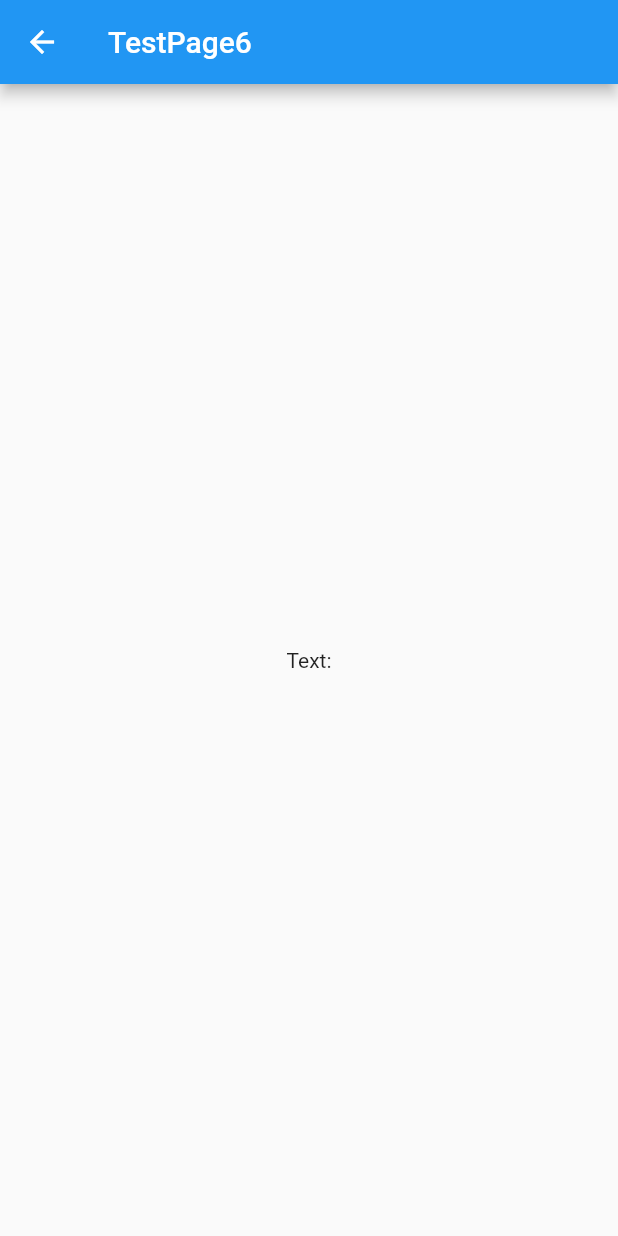
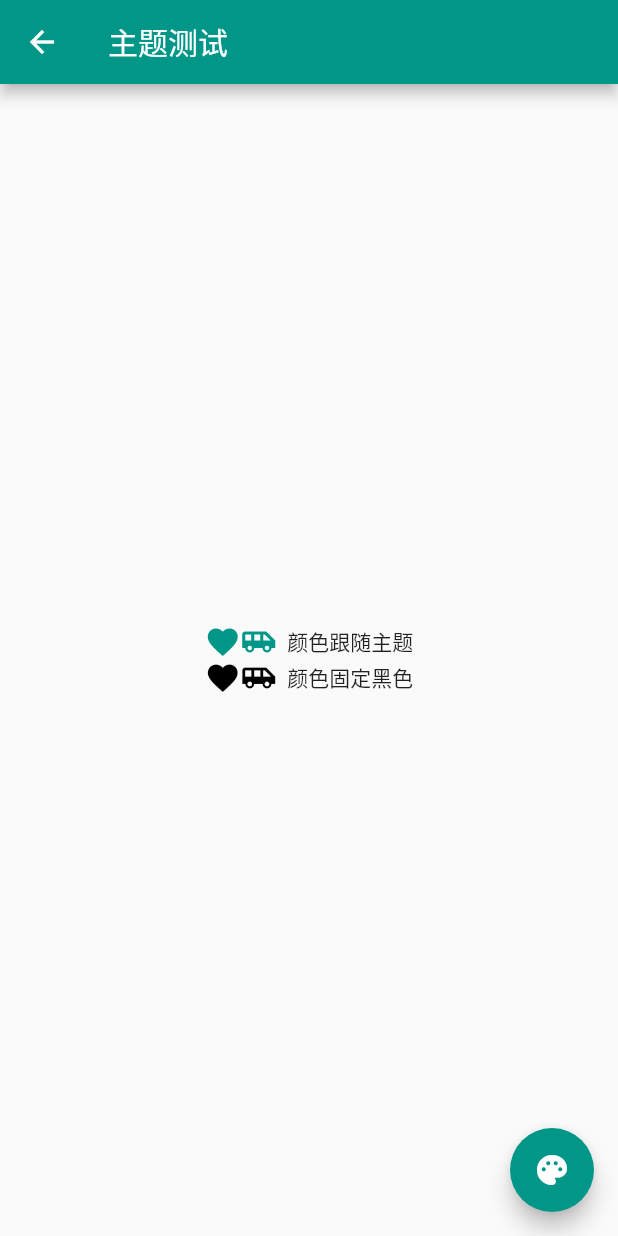
Before and after one commit to qianhk/FlutterDemo, a Flutter app: the TestPage6 screen opened by its route, on a phone screen of 412 x 824 dp. Run offline on Flutter 3.47's test engine with Material 2 defaults, Android fonts, the phone set to English and light mode, and no system bars.

Commit message:
test Theme and ThemeData

```diff
--- a/kai_flutter_demo_module/lib/main.dart
+++ b/kai_flutter_demo_module/lib/main.dart
@@ -81,7 +81,7 @@ class _MyHomePageState extends State<MyHomePage> {
     EntryInfo("Drawer BottomNavigationBar TabBarView", "test_page_3"),
     EntryInfo("CircularNotchedRectangle FloatingActionButtonLocation", "test_page_4"),
     EntryInfo("InheritedWidget", "test_page_5"),
-    EntryInfo("test6", "test_page_6"),
+    EntryInfo("Theme Test", "test_page_6"),
     EntryInfo("test7", "test_page_7"),
     EntryInfo("test8", "test_page_8"),
     EntryInfo("test9", "test_page_9"),
--- a/kai_flutter_demo_module/lib/test_page_6.dart
+++ b/kai_flutter_demo_module/lib/test_page_6.dart
@@ -1,29 +1,45 @@
 import 'package:flutter/material.dart';
 
 class TestPage6 extends StatefulWidget {
-  TestPage6({Key key, this.title = "TestPage6"}) : super(key: key);
-  final String title;
+  @override
+  _ThemeTestRouteState createState() => new _ThemeTestRouteState();
+}
+
+class _ThemeTestRouteState extends State<TestPage6> {
+  Color _themeColor = Colors.teal; //当前路由主题色
 
   @override
-  _TestPage6State createState() => _TestPage6State();
-}
-
-class _TestPage6State extends State<TestPage6> {
-  @override
   Widget build(BuildContext context) {
-    return Scaffold(
-      appBar: AppBar(
-        title: Text(widget.title),
-      ),
-      body: Center(
-        child: Column(
+    ThemeData themeData = Theme.of(context);
+    return Theme(
+      data: ThemeData(
+          primarySwatch: _themeColor, //用于导航栏、FloatingActionButton的背景色等
+          iconTheme: IconThemeData(color: _themeColor) //用于Icon颜色
+          ),
+      child: Scaffold(
+        appBar: AppBar(title: Text("主题测试")),
+        body: Column(
           mainAxisAlignment: MainAxisAlignment.center,
           children: <Widget>[
-            Text(
-              'Text:',
+            //第一行Icon使用主题中的iconTheme
+            Row(
+                mainAxisAlignment: MainAxisAlignment.center,
+                children: <Widget>[Icon(Icons.favorite), Icon(Icons.airport_shuttle), Text("  颜色跟随主题")]),
+            //为第二行Icon自定义颜色（固定为黑色)
+            Theme(
+              data: themeData.copyWith(
+                iconTheme: themeData.iconTheme.copyWith(color: Colors.black),
+              ),
+              child: Row(
+                  mainAxisAlignment: MainAxisAlignment.center,
+                  children: <Widget>[Icon(Icons.favorite), Icon(Icons.airport_shuttle), Text("  颜色固定黑色")]),
             ),
           ],
         ),
+        floatingActionButton: FloatingActionButton(
+            onPressed: () => //切换主题
+                setState(() => _themeColor = _themeColor == Colors.teal ? Colors.orange : Colors.teal),
+            child: Icon(Icons.palette)),
       ),
     );
   }
```
Also changed, not shown: kai_flutter_demo_module/lib/test_page_5.dart (+53 -0 lines).
